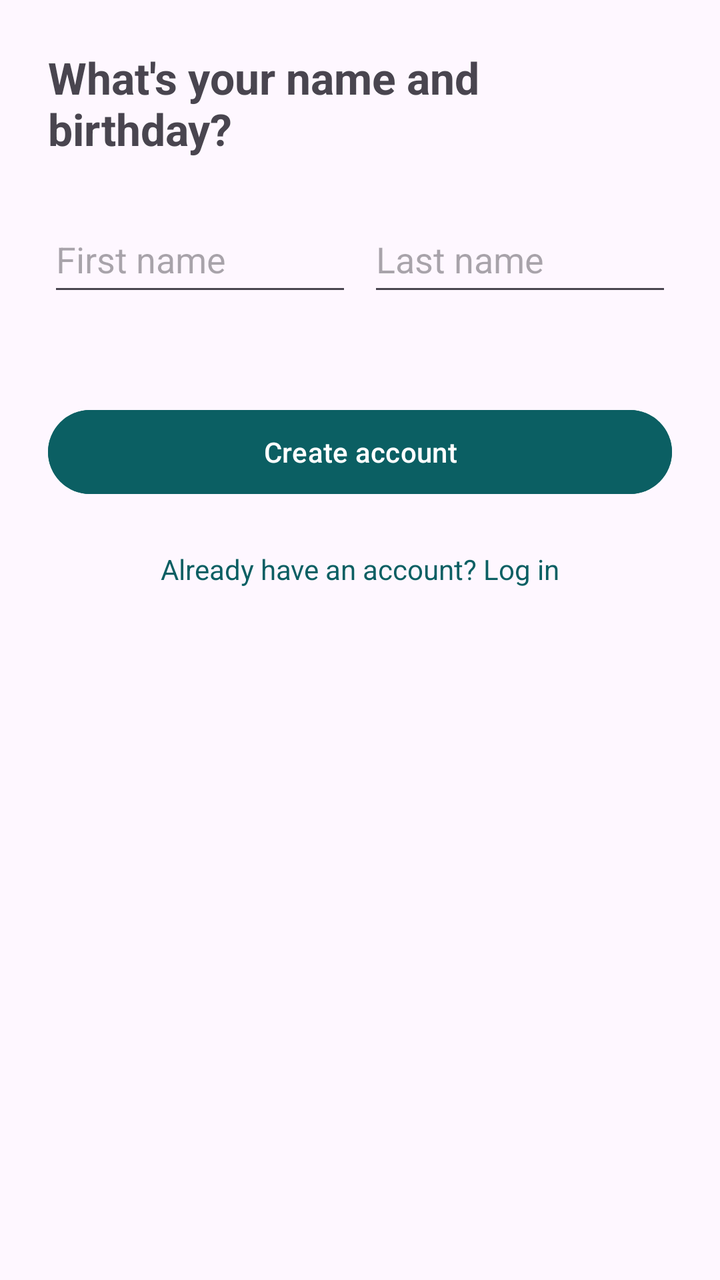
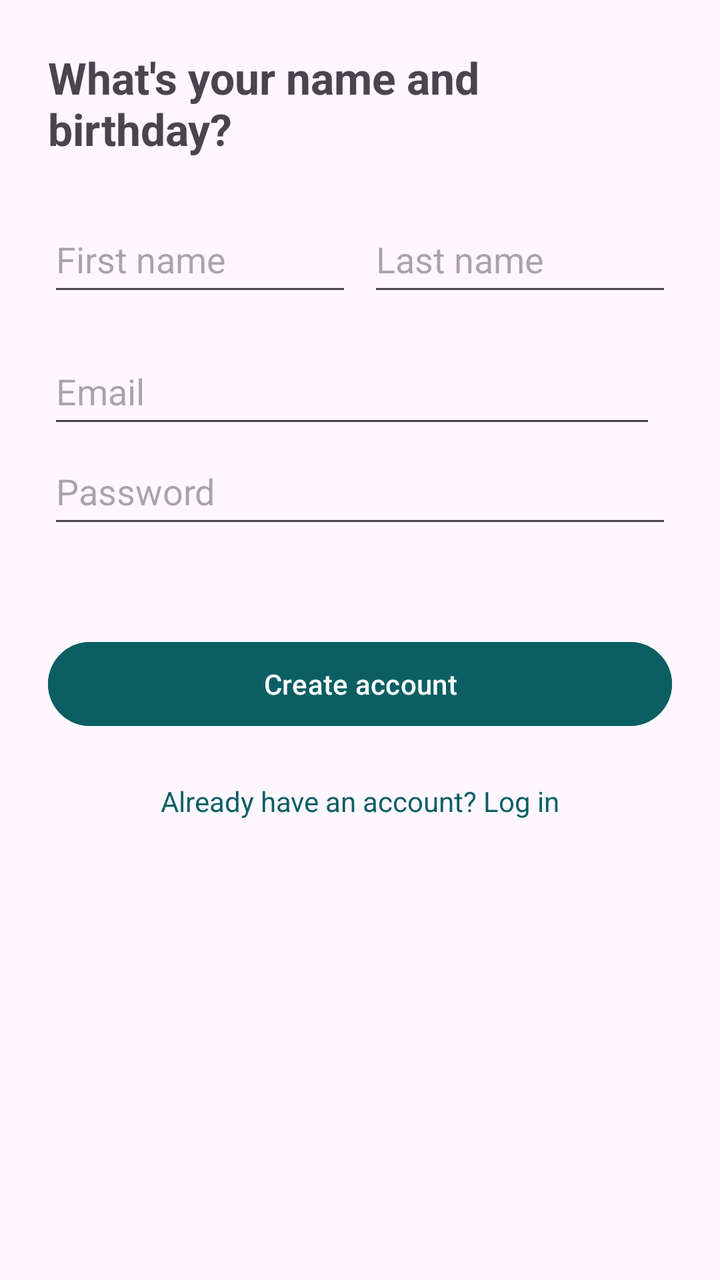

An Android layout rendered at two revisions. The XML below is the earlier revision; the diff shows what the commit changed to produce the second picture.
<!-- AndroidManifest.xml: application theme Theme.I210819 -->
<!-- res/layout/activity_signup.xml -->
<ScrollView xmlns:android="http://schemas.android.com/apk/res/android"
    android:layout_width="match_parent"
    android:layout_height="match_parent"
    android:fillViewport="true">

    <LinearLayout
        android:layout_width="match_parent"
        android:layout_height="wrap_content"
        android:orientation="vertical"
        android:padding="24dp">

        <TextView
            android:layout_width="match_parent"
            android:layout_height="wrap_content"
            android:text="What's your name and birthday?"
            android:textSize="22sp"
            android:textStyle="bold"
            android:layout_marginBottom="24dp"/> 

        <LinearLayout
            android:layout_width="match_parent"
            android:layout_height="wrap_content"
            android:orientation="horizontal"
            android:layout_marginBottom="16dp">

            <EditText
                android:layout_width="0dp"
                android:layout_height="50dp"
                android:layout_weight="1"
                android:hint="First name"
                android:layout_marginEnd="8dp"/>

            <EditText
                android:layout_width="0dp"
                android:layout_height="50dp"
                android:layout_weight="1"
                android:hint="Last name"/>
        </LinearLayout>

        <Button
            android:layout_width="match_parent"
            android:layout_height="50dp"
            android:text="Create account"
            android:backgroundTint="#0B5F63"
            android:layout_marginTop="32dp"/>

        <TextView
            android:id="@+id/tvAlreadyHaveAccount"
            android:layout_width="match_parent"
            android:layout_height="wrap_content"
            android:text="Already have an account? Log in"
            android:gravity="center"
            android:textColor="#0B5F63"
            android:layout_marginTop="24dp"/>
    </LinearLayout>
</ScrollView>
<!-- resources referenced by this layout -->
<resources>
  <style name="Theme.I210819" parent="Base.Theme.I210819" />
  <style name="Base.Theme.I210819" parent="Theme.Material3.DayNight.NoActionBar">
          
          
      </style>
</resources>

<!-- the commit's change to res/layout/activity_signup.xml (unified diff, before → after) -->
@@ -15,7 +15,7 @@
             android:text="What's your name and birthday?"
             android:textSize="22sp"
             android:textStyle="bold"
-            android:layout_marginBottom="24dp"/> 
+            android:layout_marginBottom="24dp"/>
 
         <LinearLayout
             android:layout_width="match_parent"
@@ -37,6 +37,26 @@
                 android:hint="Last name"/>
         </LinearLayout>
 
+        <LinearLayout
+            android:layout_width="match_parent"
+            android:layout_height="wrap_content"
+            android:orientation="vertical"
+            android:layout_marginBottom="16dp">
+
+            <EditText
+                android:layout_width="match_parent"
+                android:layout_height="50dp"
+                android:layout_weight="1"
+                android:hint="Email"
+                android:layout_marginEnd="8dp"/>
+
+            <EditText
+                android:layout_width="match_parent"
+                android:layout_height="50dp"
+                android:layout_weight="1"
+                android:hint="Password"/>
+        </LinearLayout>
+
         <Button
             android:layout_width="match_parent"
             android:layout_height="50dp"
